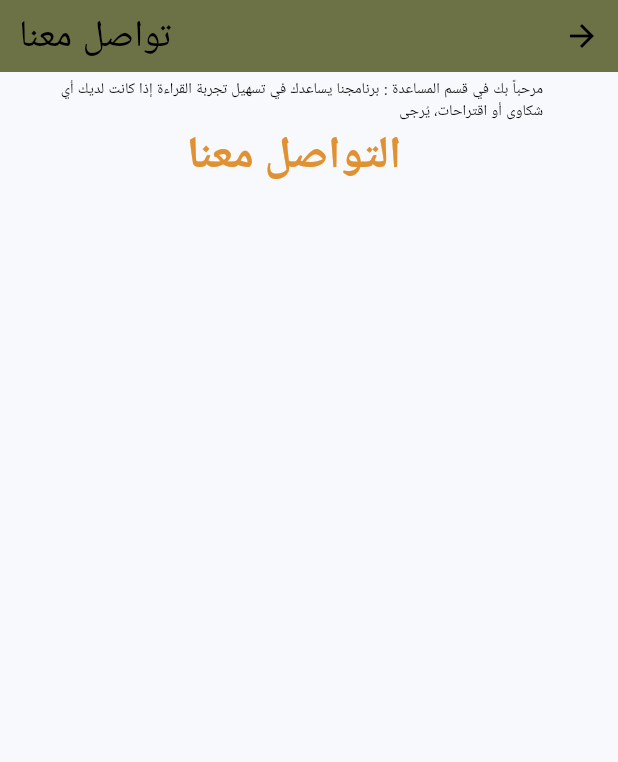
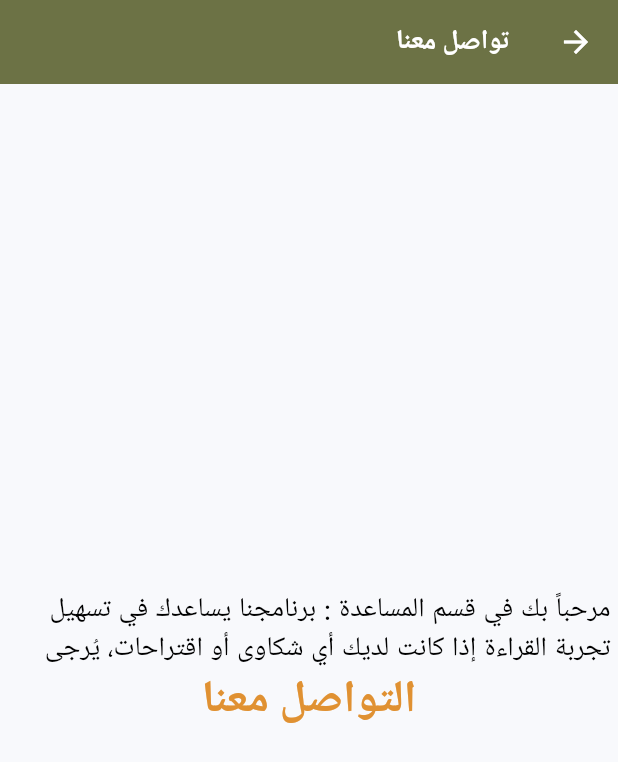
Before and after one commit to shamhpopaty/Eqraa, a Flutter app: the Contact_Us screen opened directly, on a phone screen of 412 x 824 dp. Shown: the top 762 px of the screen. Run offline on Flutter 3.47's test engine with Material 3 defaults, Android fonts, the light colour scheme and no system bars; our stand-ins replace awesome_dialog, cached_network_image, cool_alert, dartz, file_picker, flutter_otp_text_field and 11 more; missing offline and left inert: flutter_pdfview, pdftron_flutter; accounts and stored records are empty; network calls fail; project files that could hold a hidden picture were left out.

Commit message:
Happy Ending

```diff
--- a/lib/core/constant/apptheme.dart
+++ b/lib/core/constant/apptheme.dart
@@ -325,7 +325,7 @@ class MyTextStyle {
   );
   static TextStyle bodySmall = theme.textTheme.headlineMedium!.copyWith(
     color: AppColor.gray,
-    fontSize: 16,
+    fontSize: 12,
     fontFamily: 'Inter',
     fontWeight: FontWeight.w400,
   );
--- a/lib/core/services/services.dart
+++ b/lib/core/services/services.dart
@@ -26,6 +26,10 @@ class MyServices extends GetxService {
    return sharedPreferences.getString("id");
 
   }
+  getBookID(){
+    return sharedPreferences.getString("bookID");
+
+  }
 }
 
 initialServices() async {
--- a/lib/presentation/My_favoriteScreen/view/my_favorite_screen.dart
+++ b/lib/presentation/My_favoriteScreen/view/my_favorite_screen.dart
@@ -89,7 +89,7 @@ class _MyFavoriteScreenState extends State<MyFavoriteScreen> {
         ),
       ),
       body: Padding(
-        padding: const EdgeInsets.all(25),
+        padding: const EdgeInsets.all(15),
         child: SingleChildScrollView(
           child: Column(
             children: [
--- a/lib/presentation/booksScreen/controller/books_screen_controller.dart
+++ b/lib/presentation/booksScreen/controller/books_screen_controller.dart
@@ -1,6 +1,7 @@
 import 'dart:convert';
 
 import 'package:eqraa/core/app_export.dart';
+import 'package:eqraa/core/services/services.dart';
 import 'package:eqraa/linkapi.dart';
 import 'package:get/get_state_manager/src/simple/get_controllers.dart';
 import 'package:http/http.dart' as http;
@@ -13,7 +14,7 @@ import '../model/books_model.dart';
 class BooksScreenControllerImp extends GetxController {
   List<Book> books = [];
   List<Book> filteredBooks = []; // List for filtered books
-
+   MyServices myServices  = Get.find();
   var isLoading = true.obs;
   var searchQuery = ''.obs; // Observable for search query
   final String category;
--- a/lib/presentation/booksScreen/model/books_model.dart
+++ b/lib/presentation/booksScreen/model/books_model.dart
@@ -4,12 +4,12 @@ class Book {
   String? category;
   String? author;
   String? description;
-  int? rating;
+  double? rating;
   String? cover;
   String? path;
   int? numberOfPages;
-  DateTime? createdAt;
-  DateTime? updatedAt;
+  String? createdAt;
+  String? updatedAt;
 
   Book({
     this.id,
@@ -32,12 +32,13 @@ class Book {
       category: json['category'],
       author: json['author'],
       description: json['description'],
-      rating: json['rating'],
+      // Safely cast rating to double even if it's provided as an integer
+      rating: json['rating'] is int ? (json['rating'] as int).toDouble() : json['rating'],
       cover: json['cover'],
       path: json['path'],
       numberOfPages: json['number_of_pages'],
-      createdAt: DateTime.parse(json['created_at']),
-      updatedAt: DateTime.parse(json['updated_at']),
+      createdAt: json['created_at'],
+      updatedAt: json['updated_at'],
     );
   }
 }
--- a/lib/presentation/contact_us/view/contact_us.dart
+++ b/lib/presentation/contact_us/view/contact_us.dart
@@ -22,44 +22,28 @@ class _Contact_UsState extends State<Contact_Us> {
   @override
   Widget build(BuildContext context) {
     return Scaffold(
+      appBar: AppBar(title:   Text(
+        "163".tr,
+        textAlign: TextAlign.center,
+        style: TextStyle(
+          fontSize: 18,
+          //fontWeight: FontWeight.bold,
+          color: Colors.white,
+        ),
+      ),),
       body: Column(
+mainAxisAlignment: MainAxisAlignment.center,
               children: [
-        Expanded(
-          flex: 0,
-          child: Container(
-            color: AppColor.primaryColor,
-            child:
-            Row(
-                children: [
-                IconButton(
-                onPressed: () {
-        Get.back();
-        },
-          icon: Icon(Icons.arrow_back),
-        ),
-        SizedBox(width: 250,),
-            Text(
-              "163".tr,
-              textAlign: TextAlign.center,
-              style: TextStyle(
-                fontSize: 25,
-                //fontWeight: FontWeight.bold,
-                color: Colors.black,
-              ),
-            ),
-        ],
-          ),
-        ),
-      ),
-                SizedBox(height: 2,),
+
+
                 Padding(
-            padding: const EdgeInsets.only(top: 2.0, right: 50, left: 30),
+            padding: const EdgeInsets.only(top: 2.0, right: 5, left: 5),
                   child: Center(
                     child: Column(
                       children: [
                         Text("161".tr,
                         style: TextStyle(
-                          fontSize: 10,
+                          fontSize: 18,
                         ),),
                         InkWell(child: Text("162".tr,
                         style: TextStyle(
@@ -99,7 +83,7 @@ class _Contact_UsState extends State<Contact_Us> {
                   keyboardType: TextInputType.multiline,
                   maxLines: null, // Allows the text field to expand as needed
                   decoration:  InputDecoration(
-                    hintText: '179 ...'.tr,
+                    hintText: '179'.tr,
                     border:
                     OutlineInputBorder(), ////// تعديل شكل المربع تبع الملاحظات
                   ),
--- a/lib/presentation/description_books/controller/desc_books_controller.dart
+++ b/lib/presentation/description_books/controller/desc_books_controller.dart
@@ -36,7 +36,7 @@ class DescriptionBooksControllerImp extends DescriptionBooksController {
 
   dynamic rateBook() async {
     statusRequest = StatusRequest.loading;
-    var response = await descriptionbookdata.rateBook(rating.toString()); // getting the data
+    var response = await descriptionbookdata.rateBook(rating.toString(),int.parse(myServices.getBookID())); // getting the data
     statusRequest = handlingData(response); //TO handle the response status
     if (StatusRequest.success == statusRequest) {
 
--- a/lib/presentation/description_books/data/desc_books_data.dart
+++ b/lib/presentation/description_books/data/desc_books_data.dart
@@ -1,4 +1,5 @@
 
+import 'package:dartz/dartz.dart';
 import 'package:eqraa/core/app_export.dart';
 import 'package:eqraa/core/services/services.dart';
 
@@ -14,8 +15,8 @@ MyServices myServices = Get.find();
     var response = await crud.postData(AppLink.descriptionbook, {});
     return response.fold((l) => l, (r) => r);
   }
-  dynamic rateBook(String rating) async {
-    var response = await crud.postData(AppLink.rateBooks(myServices.getUserID()), {"rating":rating});
+  dynamic rateBook(String rating,int bookID) async {
+    var response = await crud.postDataWithToken(AppLink.rateBooks(bookID),"", {"rating":rating});
     return response.fold((l) => l, (r) => r);
   }
 }
--- a/lib/presentation/my_profile/model/profile_model.dart
+++ b/lib/presentation/my_profile/model/profile_model.dart
@@ -48,7 +48,7 @@ class UserBooks {
   final String? category;
   final String? author;
   final String? description;
-  final int? rating;
+  final double? rating;
   final String? cover;
   final String? path;
   final int? numberOfPages;
@@ -76,7 +76,7 @@ class UserBooks {
       category: json['category'] ?? '',
       author: json['author'] ?? '',
       description: json['description'] ?? '',
-      rating: json['rating'] ?? 0,
+      rating: json['rating'] is int ? (json['rating'] as int).toDouble() : json['rating'],
       cover: json['cover'] ?? '',
       path: json['path'] ?? '',
       numberOfPages: json['number_of_pages'] ?? 0,
--- a/lib/widgets/auth/no_account_auth.dart
+++ b/lib/widgets/auth/no_account_auth.dart
@@ -17,14 +17,14 @@ class NoAccountAuth extends StatelessWidget {
       children: [
         Text(
           text,
-          style: MyTextStyle.body,
+          style: MyTextStyle.bodySmall,
         ),
         const Padding(padding: EdgeInsets.all(5)),
         InkWell(
           onTap: onTap,
           child: Text(
             buttonText,
-            style: MyTextStyle.bodyLarge,
+            style: MyTextStyle.bodySmall,
           ),
         )
       ],
--- a/lib/widgets/custom_container_profile.dart
+++ b/lib/widgets/custom_container_profile.dart
@@ -36,8 +36,9 @@ Widget container_profile2(IconData icon, String containerName, int number)=>
                 color: AppColor.black,
                 fontWeight: FontWeight.bold
             ),),
-          SizedBox(width:180 ),
+          Spacer(),
          Text("$number"),
+          SizedBox(width: 15,),
         ],
       ),
     );
@@ -55,8 +56,9 @@ Widget container_profile3(IconData icon, String containerName, int number)=>
                 color: AppColor.black,
                 fontWeight: FontWeight.bold
             ),),
-          SizedBox(width:125 ),
+         Spacer(),
           Text("$number"),
+          SizedBox(width: 15,)
         ],
       ),
     );
--- a/lib/widgets/homeScreen/customBottomappBarButton.dart
+++ b/lib/widgets/homeScreen/customBottomappBarButton.dart
@@ -1,5 +1,6 @@
 // ignore_for_file: file_names
 
+import 'package:eqraa/core/constant/apptheme.dart';
 import 'package:flutter/material.dart';
 import 'package:shimmer/shimmer.dart';
 
@@ -42,9 +43,8 @@ class CustomBottomAppBarButton extends StatelessWidget {
               period: const Duration(seconds: 4),
               child: Text(
                 title,
-                style: TextStyle(
-                  color: active == true ? AppColor.primaryColor : color,
-                ),
+
+                style: MyTextStyle.bodySmall.copyWith(  color: active == true ? AppColor.primaryColor : color,fontSize: 12)
               ),
             ),
           ],
--- a/lib/widgets/homeScreen/custom_bottom_app_bar_home.dart
+++ b/lib/widgets/homeScreen/custom_bottom_app_bar_home.dart
@@ -13,6 +13,7 @@ class CustomBottomAppBarHome extends StatelessWidget {
         color: AppColor.white,
         height: 69,
         notchMargin: 10,
+
         child: Row(
           mainAxisAlignment: MainAxisAlignment.start,
           children: [
```
Also changed, not shown: lib/presentation/booksScreen/view/book_card.dart (+4 -4 lines), lib/presentation/booksScreen/view/books_screen.dart (+6 -4 lines), lib/presentation/description_books/view/desc_books.dart (+9 -9 lines), lib/presentation/show_book/view/show_book.dart (+4 -8 lines), lib/widgets/custom_profile.dart (+2 -6 lines).
